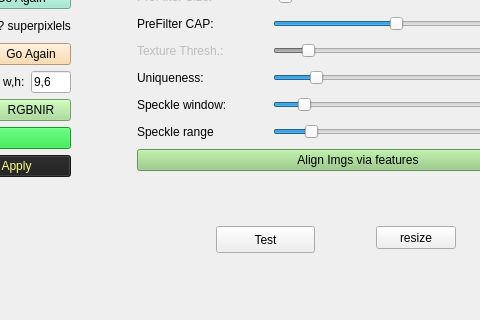
Qt form SegmentationHelper/mainwindow.ui (yudanaz/masterthesis) before a commit; both pictures show x 464 to 944 and y 191 to 511 of the 1072 by 511 pixel window.
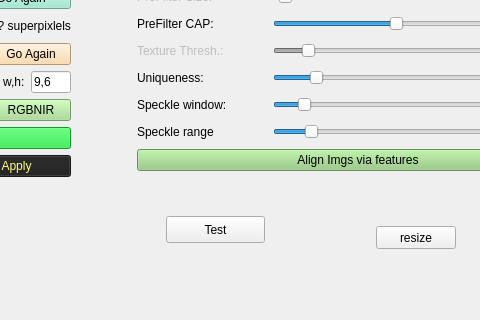
The same form after that commit.

Commit message: HELPER: can now make train/val sets for k-fold cross-validation

```diff
--- a/SegmentationHelper/mainwindow.ui
+++ b/SegmentationHelper/mainwindow.ui
@@ -1148,8 +1148,8 @@
    <widget class="QPushButton" name="pushButton_test">
     <property name="geometry">
      <rect>
-      <x>680</x>
-      <y>400</y>
+      <x>630</x>
+      <y>390</y>
       <width>99</width>
       <height>27</height>
      </rect>
```
The commit also changes 2 other files.
